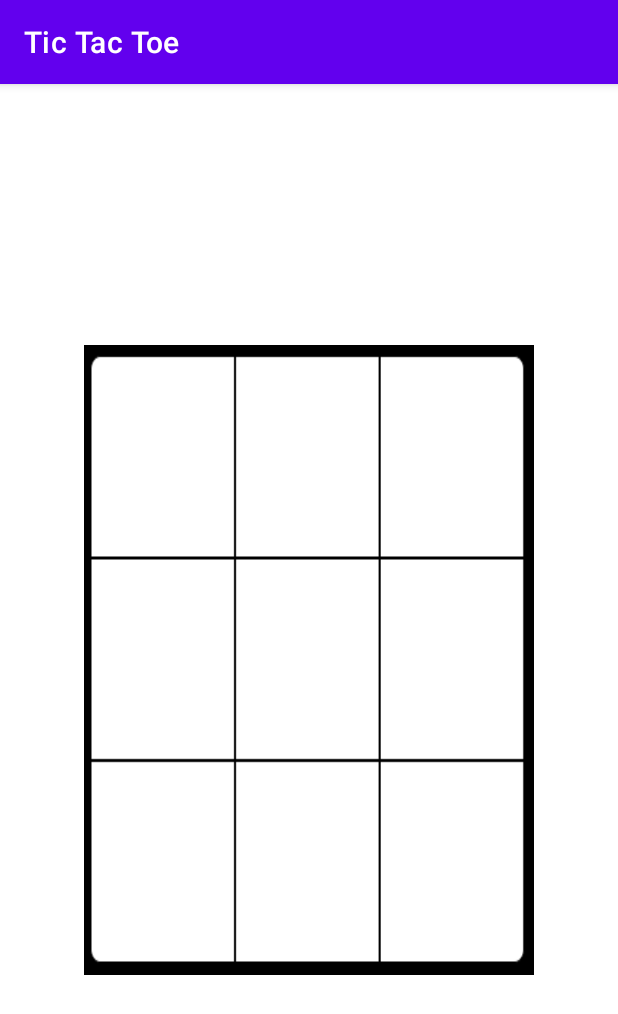
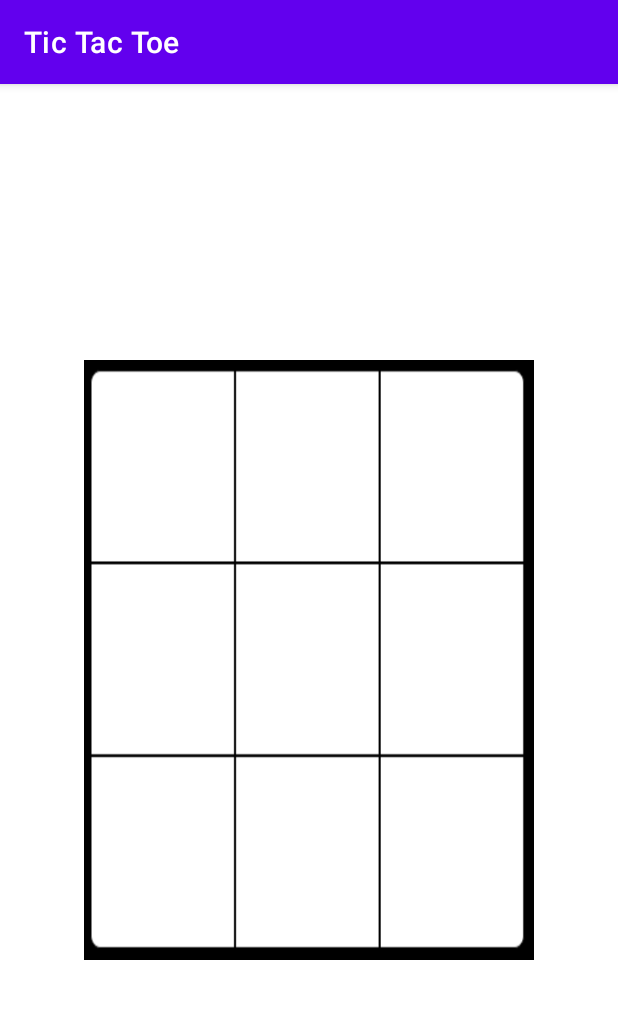
Before and after one commit to darshansatra1/Tic_Tac_Toe, an Android app: the screen it shows after launch (MainActivity), on a phone screen of 412 x 824 dp. Shown: the top 1014 px of the screen. Run offline under Robolectric (Android 15) with nearby library versions, the phone set to English and light mode, and no system bars.

Commit message:
added some ss

```diff
--- a/app/src/main/res/layout/activity_main.xml
+++ b/app/src/main/res/layout/activity_main.xml
@@ -1,5 +1,5 @@
 <?xml version="1.0" encoding="utf-8"?>
-<ScrollView xmlns:android="http://schemas.android.com/apk/res/android"
+<RelativeLayout xmlns:android="http://schemas.android.com/apk/res/android"
     xmlns:app="http://schemas.android.com/apk/res-auto"
     xmlns:tools="http://schemas.android.com/tools"
     android:layout_width="match_parent"
@@ -7,9 +7,11 @@
     tools:context=".MainActivity">
 
     <GridLayout
+        android:id="@+id/gridLayout"
         android:layout_width="300dp"
-        android:layout_height="100dp"
-        android:layout_gravity="center"
+        android:layout_height="400dp"
+        android:layout_centerHorizontal="true"
+        android:layout_centerVertical="true"
         android:background="@drawable/board"
         android:columnCount="3"
         android:rowCount="3">
@@ -20,11 +22,10 @@
             android:layout_height="80dp"
             android:layout_row="0"
             android:layout_column="0"
-            android:layout_marginLeft="10dp"
+            android:layout_marginStart="10dp"
             android:layout_marginTop="30dp"
             android:onClick="dropIn"
-            android:tag="0"
-             />
+            android:tag="0" />
 
         <ImageView
             android:id="@+id/imageView01"
@@ -35,8 +36,7 @@
             android:layout_marginStart="20dp"
             android:layout_marginTop="30dp"
             android:onClick="dropIn"
-            android:tag="1"
-             />
+            android:tag="1" />
 
         <ImageView
             android:id="@+id/imageView02"
@@ -47,8 +47,7 @@
             android:layout_marginStart="20dp"
             android:layout_marginTop="30dp"
             android:onClick="dropIn"
-            android:tag="2"
-             />
+            android:tag="2" />
 
         <ImageView
             android:id="@+id/imageView10"
@@ -56,11 +55,10 @@
             android:layout_height="80dp"
             android:layout_row="1"
             android:layout_column="0"
+            android:layout_marginStart="10dp"
             android:layout_marginTop="55dp"
-            android:layout_marginStart="10dp"
             android:onClick="dropIn"
-            android:tag="3"
-             />
+            android:tag="3" />
 
         <ImageView
             android:id="@+id/imageView11"
@@ -68,12 +66,11 @@
             android:layout_height="80dp"
             android:layout_row="1"
             android:layout_column="1"
+            android:layout_marginStart="20dp"
             android:layout_marginTop="55dp"
-            android:layout_marginStart="20dp"
             android:onClick="dropIn"
             android:scaleType="fitCenter"
-            android:tag="4"
-            />
+            android:tag="4" />
 
         <ImageView
             android:id="@+id/imageView12"
@@ -81,11 +78,10 @@
             android:layout_height="80dp"
             android:layout_row="1"
             android:layout_column="2"
+            android:layout_marginStart="20dp"
+            android:layout_marginTop="55dp"
             android:onClick="dropIn"
-            android:layout_marginTop="55dp"
-            android:layout_marginStart="20dp"
-            android:tag="5"
-             />
+            android:tag="5" />
 
         <ImageView
             android:id="@+id/imageView20"
@@ -93,11 +89,10 @@
             android:layout_height="80dp"
             android:layout_row="2"
             android:layout_column="0"
+            android:layout_marginLeft="10dp"
             android:layout_marginTop="55dp"
-            android:layout_marginLeft="10dp"
             android:onClick="dropIn"
-            android:tag="6"
-             />
+            android:tag="6" />
 
         <ImageView
             android:id="@+id/imageView21"
@@ -105,11 +100,10 @@
             android:layout_height="80dp"
             android:layout_row="2"
             android:layout_column="1"
+            android:layout_marginStart="20dp"
             android:layout_marginTop="55dp"
-            android:layout_marginStart="20dp"
             android:onClick="dropIn"
-            android:tag="7"
-             />
+            android:tag="7" />
 
         <ImageView
             android:id="@+id/imageView22"
@@ -117,10 +111,39 @@
             android:layout_height="80dp"
             android:layout_row="2"
             android:layout_column="2"
+            android:layout_marginStart="20dp"
+            android:layout_marginTop="55dp"
             android:onClick="dropIn"
-            android:layout_marginTop="55dp"
-            android:layout_marginStart="20dp"
-            android:tag="8"
-             />
+            android:tag="8" />
+
     </GridLayout>
-</ScrollView>
+
+    <LinearLayout
+        android:id="@+id/playAgainLayout"
+        android:layout_width="wrap_content"
+        android:layout_height="wrap_content"
+        android:layout_centerInParent="true"
+        android:layout_centerHorizontal="true"
+        android:layout_centerVertical="true"
+        android:visibility="invisible"
+        android:background="#71B7EF"
+        android:orientation="vertical"
+        android:padding="20dp">
+
+        <TextView
+            android:id="@+id/winnerMessage"
+            android:layout_width="wrap_content"
+            android:layout_height="wrap_content"
+            android:layout_gravity="center_horizontal"
+            android:text="New Text" />
+
+        <Button
+            android:id="@+id/button"
+            android:layout_width="wrap_content"
+            android:layout_height="wrap_content"
+            android:layout_gravity="center_horizontal"
+            android:onClick="playAgain"
+            android:text="Play Again" />
+    </LinearLayout>
+
+</RelativeLayout>
```
Also changed, not shown: 3 other files.
